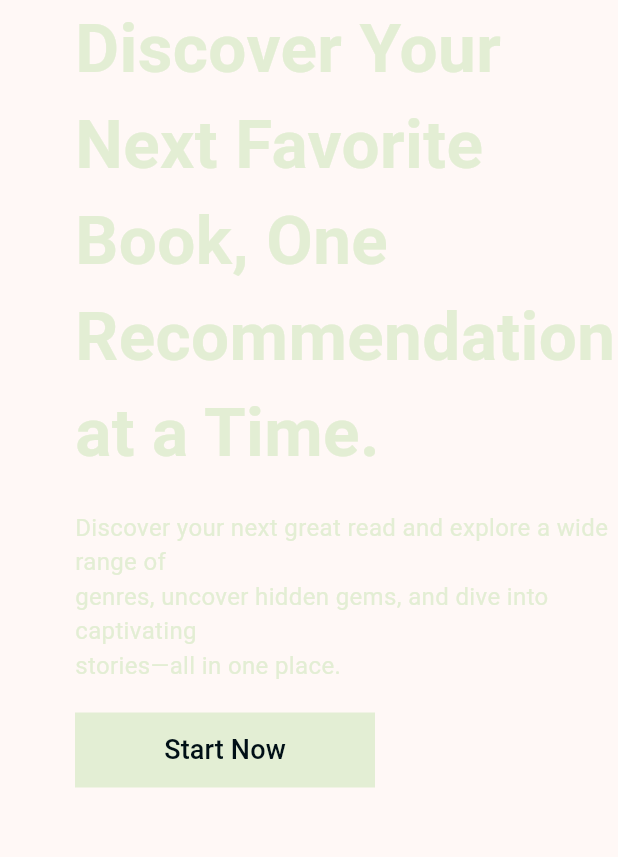
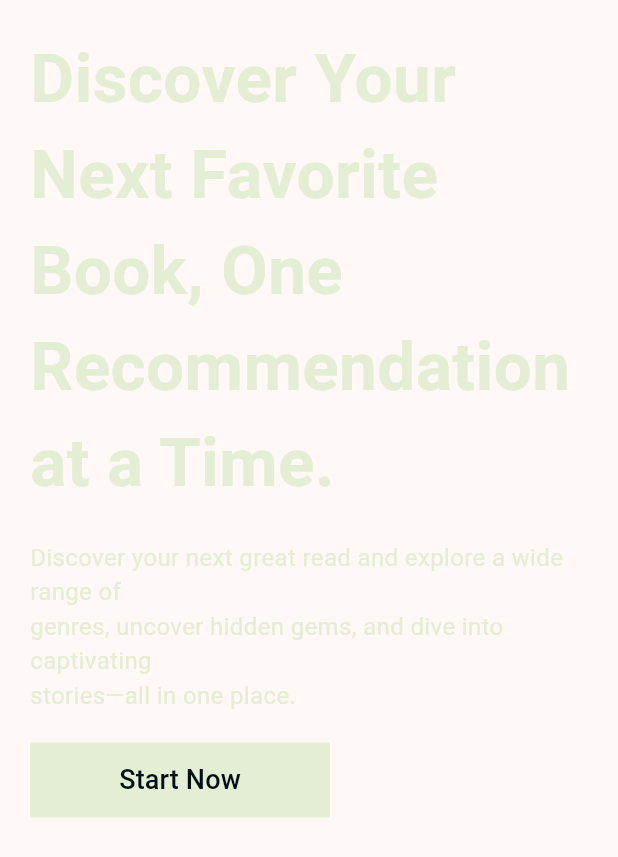
Before and after one commit to fritzjohn-wvsu/BookWebsite, a Flutter app: what bodySection() shows on an empty page, opened directly, on a phone screen of 412 x 824 dp. Shown: the top 857 px of the screen. Run offline on Flutter 3.47's test engine with Material 3 defaults, Android fonts, the phone set to English and light mode, and no system bars; network calls fail.

Commit message:
updated File

```diff
--- a/lib/pages/bodysection.dart
+++ b/lib/pages/bodysection.dart
@@ -2,7 +2,14 @@ import 'package:flutter/material.dart';
 
 Widget bodySection() {
   return Padding(
-    padding: const EdgeInsets.only(left: 50), // Padding on left
+    padding: const EdgeInsets.all(20), // Padding around the entire section
+    child: Row(
+      mainAxisAlignment: MainAxisAlignment.spaceBetween,
+      crossAxisAlignment: CrossAxisAlignment.start,
+      children: [
+        // Left Section: Text Content
+        Expanded(
+          flex: 2,
           child: Column(
             crossAxisAlignment: CrossAxisAlignment.start,
             children: [
@@ -68,22 +75,22 @@ Widget bodySection() {
               TextButton(
                 onPressed: () {},
                 style: TextButton.styleFrom(
-            padding: EdgeInsets
-                .zero, // Remove default padding from the button itself
+                  padding: EdgeInsets.zero, // Remove default padding
                 ),
                 child: Container(
-            width: 200, // Set the fixed width for the button
-            height: 50, // Set the fixed height for the button
+                  width: 200, // Fixed width for the button
+                  height: 50, // Fixed height for the button
                   padding: const EdgeInsets.symmetric(
-                vertical: 10, horizontal: 10), // Padding inside the button
+                      vertical: 10, horizontal: 10), // Inner padding
                   decoration: const BoxDecoration(
-              color: Color(0xffe3eed4), // Background color of the button
+                    color: Color(0xffe3eed4), // Button background color
                   ),
                   child: const Center(
                     child: Text(
                       'Start Now',
                       style: TextStyle(
-                  color: Color.fromARGB(255, 0, 15, 22), // Text color
+                        color:
+                            Color.fromARGB(255, 0, 15, 22), // Button text color
                         fontSize: 18,
                       ),
                     ),
@@ -92,5 +99,9 @@ Widget bodySection() {
               ),
             ],
           ),
+        ),
+        // Right Section: Image
+      ],
+    ),
   );
 }
--- a/pubspec.yaml
+++ b/pubspec.yaml
@@ -47,7 +47,7 @@ dev_dependencies:
   # activated in the `analysis_options.yaml` file located at the root of your
   # package. See that file for information about deactivating specific lint
   # rules and activating additional ones.
-  flutter_lints: ^4.0.0
+  flutter_lints: ^5.0.0
 
 # For information on the generic Dart part of this file, see the
 # following page: https://dart.dev/tools/pub/pubspec
```
Also changed, not shown: lib/pages/booklist.dart (+43 -38 lines), assets/LitFinds (1).png (added), assets/magnefying.png (added), pubspec.lock. Lines whose indentation alone changed are shown as unchanged.
